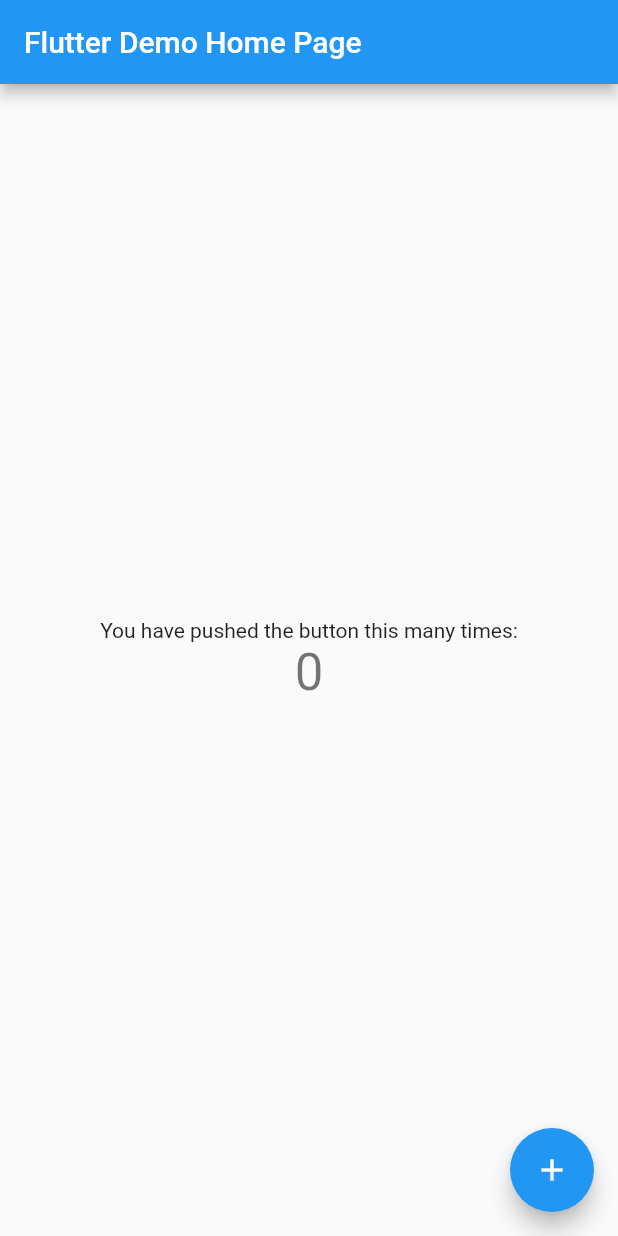
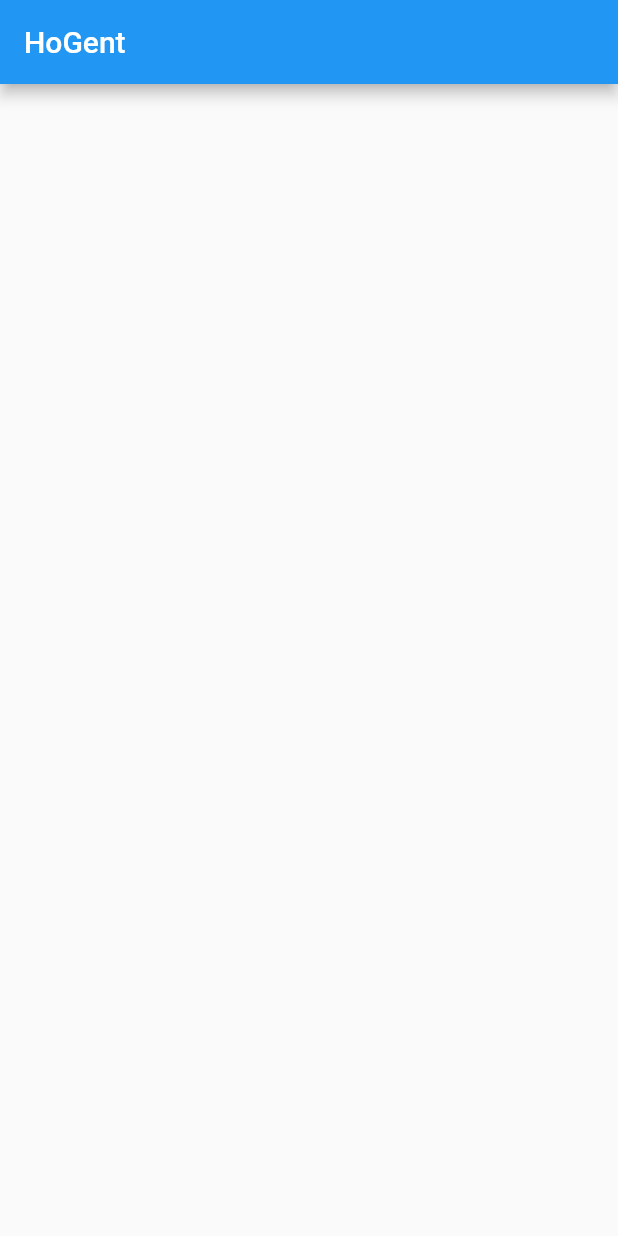
Before and after one commit to dumazy/ttd, a Flutter app: the screen it shows after launch, on a phone screen of 412 x 824 dp. Run offline on Flutter 3.47's test engine with Material 2 defaults, Android fonts, the phone set to English and light mode, and no system bars.

Commit message:
Add homescreen

```diff
--- a/lib/main.dart
+++ b/lib/main.dart
@@ -7,109 +7,23 @@ void main() {
 class MyApp extends StatelessWidget {
   const MyApp({super.key});
 
-  // This widget is the root of your application.
   @override
   Widget build(BuildContext context) {
     return MaterialApp(
-      title: 'Flutter Demo',
-      theme: ThemeData(
-        // This is the theme of your application.
-        //
-        // Try running your application with "flutter run". You'll see the
-        // application has a blue toolbar. Then, without quitting the app, try
-        // changing the primarySwatch below to Colors.green and then invoke
-        // "hot reload" (press "r" in the console where you ran "flutter run",
-        // or simply save your changes to "hot reload" in a Flutter IDE).
-        // Notice that the counter didn't reset back to zero; the application
-        // is not restarted.
-        primarySwatch: Colors.blue,
-      ),
-      home: const MyHomePage(title: 'Flutter Demo Home Page'),
+      home: HomeScreen(),
     );
   }
 }
 
-class MyHomePage extends StatefulWidget {
-  const MyHomePage({super.key, required this.title});
-
-  // This widget is the home page of your application. It is stateful, meaning
-  // that it has a State object (defined below) that contains fields that affect
-  // how it looks.
-
-  // This class is the configuration for the state. It holds the values (in this
-  // case the title) provided by the parent (in this case the App widget) and
-  // used by the build method of the State. Fields in a Widget subclass are
-  // always marked "final".
-
-  final String title;
-
-  @override
-  State<MyHomePage> createState() => _MyHomePageState();
-}
-
-class _MyHomePageState extends State<MyHomePage> {
-  int _counter = 0;
-
-  void _incrementCounter() {
-    setState(() {
-      // This call to setState tells the Flutter framework that something has
-      // changed in this State, which causes it to rerun the build method below
-      // so that the display can reflect the updated values. If we changed
-      // _counter without calling setState(), then the build method would not be
-      // called again, and so nothing would appear to happen.
-      _counter++;
-    });
-  }
+class HomeScreen extends StatelessWidget {
+  const HomeScreen({super.key});
 
   @override
   Widget build(BuildContext context) {
-    // This method is rerun every time setState is called, for instance as done
-    // by the _incrementCounter method above.
-    //
-    // The Flutter framework has been optimized to make rerunning build methods
-    // fast, so that you can just rebuild anything that needs updating rather
-    // than having to individually change instances of widgets.
     return Scaffold(
       appBar: AppBar(
-        // Here we take the value from the MyHomePage object that was created by
-        // the App.build method, and use it to set our appbar title.
-        title: Text(widget.title),
+        title: Text('HoGent'),
       ),
-      body: Center(
-        // Center is a layout widget. It takes a single child and positions it
-        // in the middle of the parent.
-        child: Column(
-          // Column is also a layout widget. It takes a list of children and
-          // arranges them vertically. By default, it sizes itself to fit its
-          // children horizontally, and tries to be as tall as its parent.
-          //
-          // Invoke "debug painting" (press "p" in the console, choose the
-          // "Toggle Debug Paint" action from the Flutter Inspector in Android
-          // Studio, or the "Toggle Debug Paint" command in Visual Studio Code)
-          // to see the wireframe for each widget.
-          //
-          // Column has various properties to control how it sizes itself and
-          // how it positions its children. Here we use mainAxisAlignment to
-          // center the children vertically; the main axis here is the vertical
-          // axis because Columns are vertical (the cross axis would be
-          // horizontal).
-          mainAxisAlignment: MainAxisAlignment.center,
-          children: <Widget>[
-            const Text(
-              'You have pushed the button this many times:',
-            ),
-            Text(
-              '$_counter',
-              style: Theme.of(context).textTheme.headlineMedium,
-            ),
-          ],
-        ),
-      ),
-      floatingActionButton: FloatingActionButton(
-        onPressed: _incrementCounter,
-        tooltip: 'Increment',
-        child: const Icon(Icons.add),
-      ), // This trailing comma makes auto-formatting nicer for build methods.
     );
   }
 }
```
